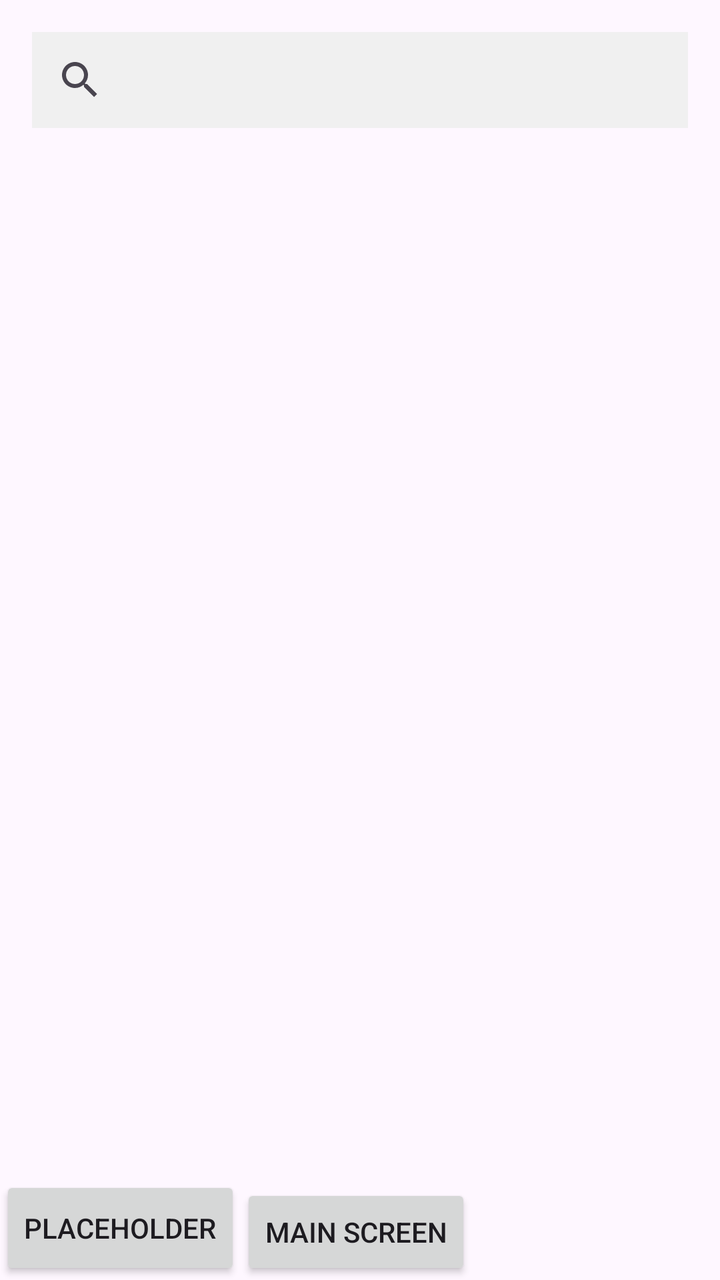
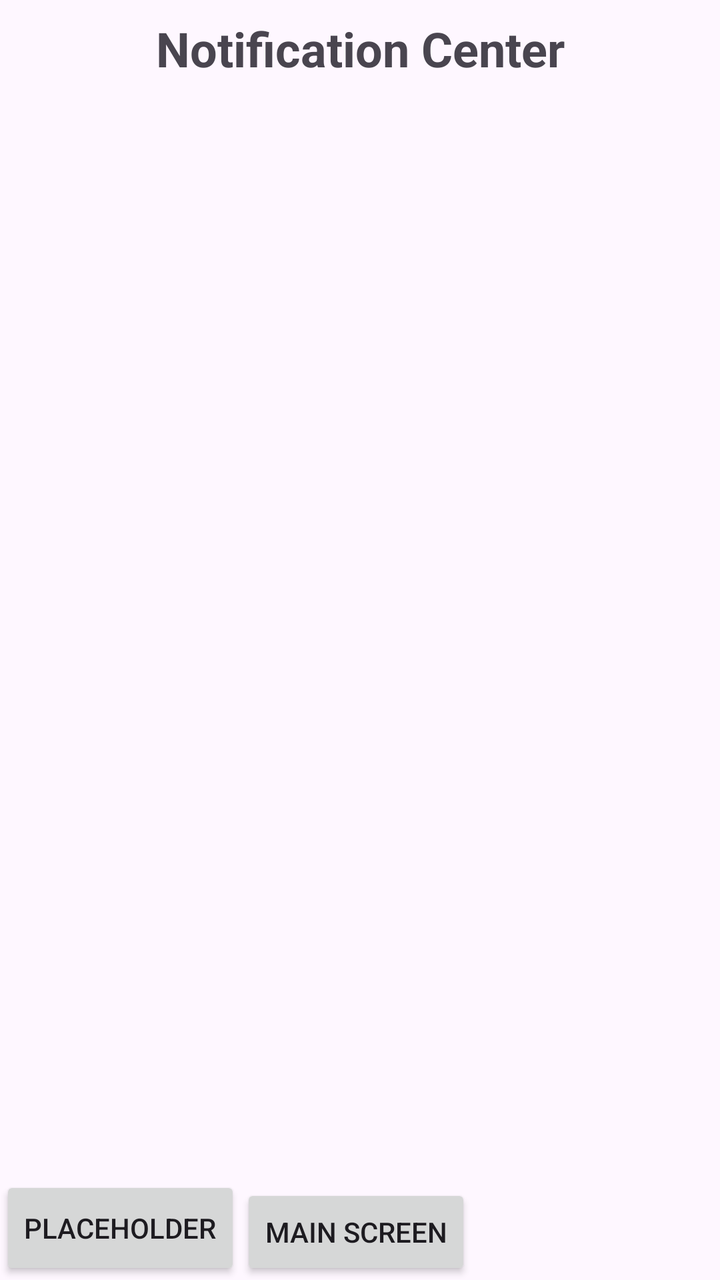

An Android layout rendered at two revisions. The XML below is the earlier revision; the diff shows what the commit changed to produce the second picture.
<!-- AndroidManifest.xml: application theme Theme.COSC341_Step4 -->
<!-- res/layout/activity_notification_center.xml -->
<?xml version="1.0" encoding="utf-8"?>
<androidx.constraintlayout.widget.ConstraintLayout xmlns:android="http://schemas.android.com/apk/res/android"
    xmlns:app="http://schemas.android.com/apk/res-auto"
    xmlns:tools="http://schemas.android.com/tools"
    android:id="@+id/main"
    android:layout_width="match_parent"
    android:layout_height="match_parent"
    tools:context=".NotificationCenter">

    <SearchView
        android:id="@+id/searchView"
        android:layout_width="0dp"
        android:layout_height="48dp"
        android:layout_marginStart="16dp"
        android:layout_marginTop="16dp"
        android:layout_marginEnd="16dp"
        android:background="#F0F0F0"
        app:layout_constraintEnd_toEndOf="parent"
        app:layout_constraintStart_toStartOf="parent"
        app:layout_constraintTop_toTopOf="parent" />

    <Button
        android:id="@+id/button"
        android:layout_width="wrap_content"
        android:layout_height="52dp"
        android:onClick="test"
        android:text="placeholder"
        app:layout_constraintBottom_toBottomOf="parent"
        app:layout_constraintStart_toStartOf="parent" />

    <androidx.recyclerview.widget.RecyclerView
        android:id="@+id/Recycler"
        android:layout_width="0dp"
        android:layout_height="0dp"
        app:layout_constraintBottom_toTopOf="@+id/button"
        app:layout_constraintEnd_toEndOf="parent"
        app:layout_constraintStart_toStartOf="parent"
        app:layout_constraintTop_toBottomOf="@+id/searchView" />

    <Button
        android:id="@+id/button2"
        android:layout_width="wrap_content"
        android:layout_height="wrap_content"
        android:onClick="backToMain"
        android:text="main screen"
        app:layout_constraintBottom_toBottomOf="parent"
        app:layout_constraintStart_toEndOf="@+id/button" />

</androidx.constraintlayout.widget.ConstraintLayout>
<!-- resources referenced by this layout -->
<resources>
  <style name="Theme.COSC341_Step4" parent="Base.Theme.COSC341_Step4" />
  <style name="Base.Theme.COSC341_Step4" parent="Theme.Material3.DayNight.NoActionBar">
          
          
      </style>
</resources>

<!-- the commit's change to res/layout/activity_notification_center.xml (unified diff, before → after) -->
@@ -5,19 +5,7 @@
     android:id="@+id/main"
     android:layout_width="match_parent"
     android:layout_height="match_parent"
-    tools:context=".NotificationCenter">
-
-    <SearchView
-        android:id="@+id/searchView"
-        android:layout_width="0dp"
-        android:layout_height="48dp"
-        android:layout_marginStart="16dp"
-        android:layout_marginTop="16dp"
-        android:layout_marginEnd="16dp"
-        android:background="#F0F0F0"
-        app:layout_constraintEnd_toEndOf="parent"
-        app:layout_constraintStart_toStartOf="parent"
-        app:layout_constraintTop_toTopOf="parent" />
+    tools:context=".notifications.NotificationCenter">
 
     <Button
         android:id="@+id/button"
@@ -32,10 +20,11 @@
         android:id="@+id/Recycler"
         android:layout_width="0dp"
         android:layout_height="0dp"
+        android:layout_marginTop="16dp"
         app:layout_constraintBottom_toTopOf="@+id/button"
         app:layout_constraintEnd_toEndOf="parent"
         app:layout_constraintStart_toStartOf="parent"
-        app:layout_constraintTop_toBottomOf="@+id/searchView" />
+        app:layout_constraintTop_toBottomOf="@+id/textView2" />
 
     <Button
         android:id="@+id/button2"
@@ -46,4 +35,17 @@
         app:layout_constraintBottom_toBottomOf="parent"
         app:layout_constraintStart_toEndOf="@+id/button" />
 
+    <TextView
+        android:id="@+id/textView2"
+        android:layout_width="wrap_content"
+        android:layout_height="wrap_content"
+        android:layout_marginTop="8dp"
+        android:text="Notification Center"
+        android:textSize="24sp"
+        android:textStyle="bold"
+        app:layout_constraintEnd_toEndOf="parent"
+        app:layout_constraintHorizontal_bias="0.5"
+        app:layout_constraintStart_toStartOf="parent"
+        app:layout_constraintTop_toTopOf="parent" />
+
 </androidx.constraintlayout.widget.ConstraintLayout>
